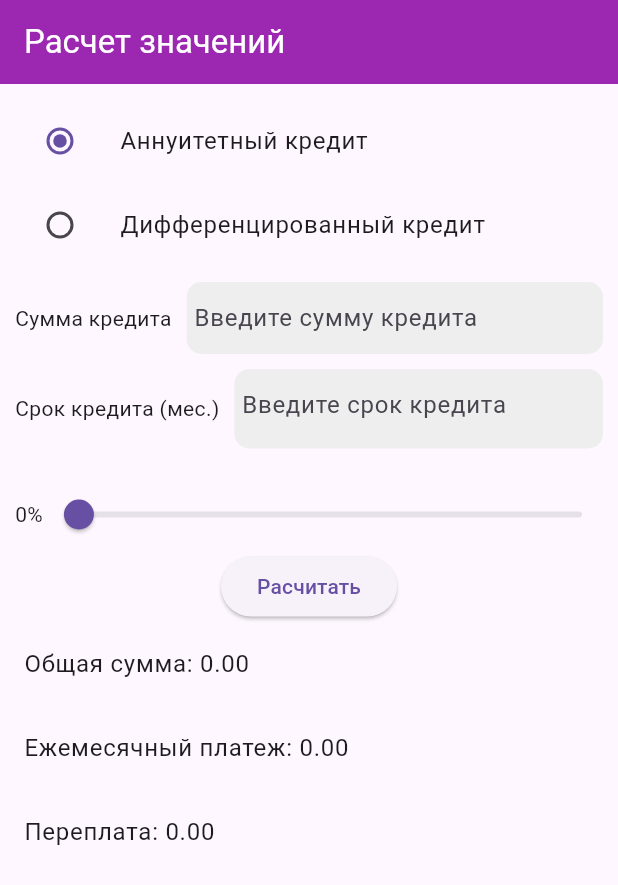
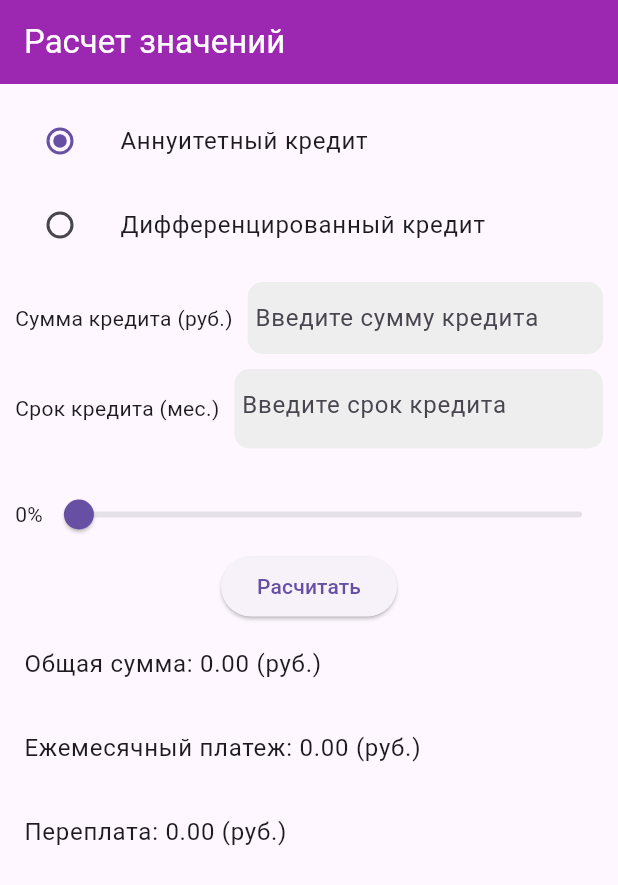
Before and after one commit to HamatovAzamat/finstar_test, a Flutter app: the screen it shows after launch, on a phone screen of 412 x 824 dp. Shown: the top 885 px of the screen. Run offline on Flutter 3.47's test engine with Material 2 defaults, Android fonts, the phone set to English and light mode, and no system bars; our stand-ins replace get.

Commit message:
solve dart analysis

```diff
--- a/lib/controllers/annuity_credit_controller.dart
+++ b/lib/controllers/annuity_credit_controller.dart
@@ -10,14 +10,12 @@ class AnnuityCreditController extends GetxController {
   static AnnuityCreditController get to => Get.find<AnnuityCreditController>();
 
   void calc() {
-    print('AnnuityCreditController calc');
     if (hasErrors) return;
     var amount = double.parse(loanAmountController.text);
     var months = double.parse(loanTermController.text);
     var interest = interestRate.value.toDouble() / 12 / 100;
     var k = (interest * pow((1 + interest), months)) /
         (pow((1 + interest), months) - 1);
-    print(k);
     monthlyPaymentResult.value = k * amount;
     totalPaymentResult.value = monthlyPaymentResult.value * months;
     overpayResult.value = totalPaymentResult.value - amount;
--- a/lib/controllers/differentiated_credit_controller.dart
+++ b/lib/controllers/differentiated_credit_controller.dart
@@ -9,7 +9,6 @@ class DifferentiatedCreditController extends GetxController{
   static DifferentiatedCreditController get to => Get.find<DifferentiatedCreditController>();
 
   void calc(){
-    print('DifferentiatedCreditController calc');
     if (hasErrors) return;
     var amount = double.parse(loanAmountController.text);
     var months = double.parse(loanTermController.text);
--- a/lib/presentation/home_page.dart
+++ b/lib/presentation/home_page.dart
@@ -34,7 +34,7 @@ class HomePage extends StatelessWidget {
               onPressed: () => (loanType.value == LoanTypes.annuity)
                   ? AnnuityCreditController.to.calc()
                   : DifferentiatedCreditController.to.calc(),
-              child: Text('Расчитать'),
+              child: const Text('Расчитать'),
             ),
             const ResultsWidget(),
           ],
--- a/lib/presentation/widgets/loan_amount_widget.dart
+++ b/lib/presentation/widgets/loan_amount_widget.dart
@@ -10,25 +10,25 @@ class LoanAmountWidget extends StatelessWidget {
       crossAxisAlignment: CrossAxisAlignment.center,
       mainAxisAlignment: MainAxisAlignment.spaceBetween,
       children: [
-        Padding(
+        const Padding(
           padding: EdgeInsets.only(left: 10),
-          child: Text('Сумма кредита'),
+          child: Text('Сумма кредита (руб.)'),
         ),
         Expanded(
           //flex: 1,
           child: Container(
-            padding: EdgeInsets.symmetric(
+            padding: const EdgeInsets.symmetric(
               horizontal: 5,
             ),
             decoration: BoxDecoration(
               color: Colors.grey[200],
               borderRadius: BorderRadius.circular(10),
             ),
-            margin: EdgeInsets.symmetric(horizontal: 10),
+            margin: const EdgeInsets.symmetric(horizontal: 10),
             child: TextField(
               controller: loanAmountController,
               keyboardType: TextInputType.number,
-              decoration: InputDecoration(
+              decoration: const InputDecoration(
                 hintText: 'Введите сумму кредита',
                 focusedBorder: InputBorder.none,
                 border: InputBorder.none,
--- a/lib/presentation/widgets/loan_term_widget.dart
+++ b/lib/presentation/widgets/loan_term_widget.dart
@@ -10,7 +10,7 @@ class LoanTermWidget extends StatelessWidget {
       crossAxisAlignment: CrossAxisAlignment.center,
       mainAxisAlignment: MainAxisAlignment.spaceBetween,
       children: [
-        Padding(
+        const Padding(
           padding: EdgeInsets.only(left: 10),
           child: Text('Срок кредита (мес.)'),
         ),
@@ -26,11 +26,11 @@ class LoanTermWidget extends StatelessWidget {
               color: Colors.grey[200],
               borderRadius: BorderRadius.circular(10),
             ),
-            margin: EdgeInsets.symmetric(horizontal: 10),
+            margin: const EdgeInsets.symmetric(horizontal: 10),
             child: TextField(
               controller: loanTermController,
               keyboardType: TextInputType.number,
-              decoration: InputDecoration(
+              decoration: const InputDecoration(
                   hintText: 'Введите срок кредита',
                   focusedBorder: InputBorder.none,
                   border: InputBorder.none,
--- a/lib/presentation/widgets/results_widget.dart
+++ b/lib/presentation/widgets/results_widget.dart
@@ -11,14 +11,14 @@ class ResultsWidget extends StatelessWidget {
       () => Column(
         children: [
           ListTile(
-            title: Text('Общая сумма: ${totalPaymentResult.value.toStringAsFixed(2)}'),
+            title: Text('Общая сумма: ${totalPaymentResult.value.toStringAsFixed(2)} (руб.)'),
           ),
           ListTile(
             title: Text(
-                'Ежемесячный платеж: ${monthlyPaymentResult.value.toStringAsFixed(2)}'),
+                'Ежемесячный платеж: ${monthlyPaymentResult.value.toStringAsFixed(2)} (руб.)'),
           ),
           ListTile(
-            title: Text('Переплата: ${overpayResult.value.toStringAsFixed(2)}'),
+            title: Text('Переплата: ${overpayResult.value.toStringAsFixed(2)} (руб.)'),
           ),
         ],
       ),
```
Also changed, not shown: lib/main.dart (+0 -63 lines), 1 other file.
